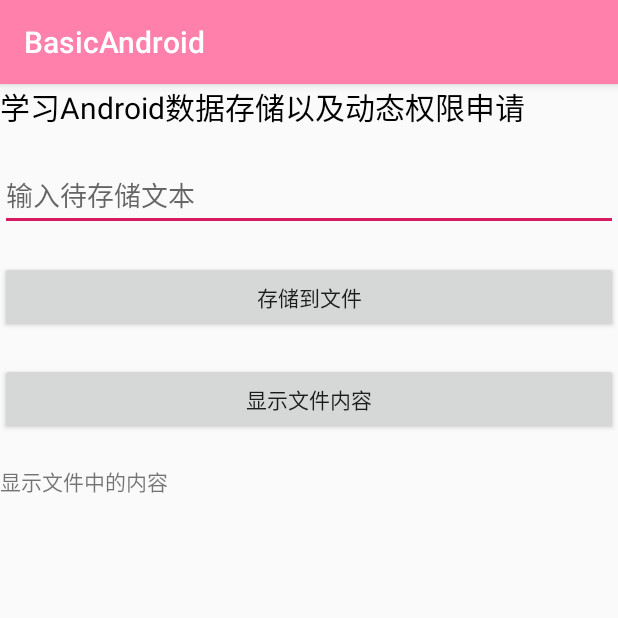
After one commit to Haoqiang-chen/BasicAndroid, an Android app: the StoreActivity screen opened directly, with no data from a screen before it, on a phone screen of 412 x 824 dp, the top half of it. The commit adds this screen. Run offline under Robolectric (Android 15) with nearby library versions, the phone set to English and light mode, and no system bars; pictures from the network do not load.

Commit message:
添加文件存储示例

```diff
--- a/app/src/main/java/cc/aiknow/basicandroid/MainActivity.java
+++ b/app/src/main/java/cc/aiknow/basicandroid/MainActivity.java
@@ -28,6 +28,7 @@ import cc.aiknow.basicandroid.androidrecyclerview.RecyclerActivity;
 import cc.aiknow.basicandroid.androidrecyclerview.RecyclerViewItemClickListener;
 import cc.aiknow.basicandroid.androidretrofit.RetrofitActivity;
 import cc.aiknow.basicandroid.androidservice.ServiceActivity;
+import cc.aiknow.basicandroid.androidstore.StoreActivity;
 import cc.aiknow.basicandroid.androidview.LearnViewActivity;
 
 /**
@@ -84,6 +85,7 @@ public class MainActivity extends AppCompatActivity implements RecyclerViewItemC
             add("RecyclerView");
             add("Retrofit");
             add("AndroidArch");
+            add("AndroidStore");
 
         }};
         itemDataBase = new HashMap<String, Class<?>>(){{
@@ -96,6 +98,7 @@ public class MainActivity extends AppCompatActivity implements RecyclerViewItemC
             put("RecyclerView", RecyclerActivity.class);
             put("Retrofit", RetrofitActivity.class);
             put("AndroidArch", ArchActivity.class);
+            put("AndroidStore", StoreActivity.class);
         }};
     }
 
--- /dev/null
+++ b/app/src/main/java/cc/aiknow/basicandroid/androidstore/StoreActivity.java
@@ -0,0 +1,98 @@
+package cc.aiknow.basicandroid.androidstore;
+
+import androidx.appcompat.app.AppCompatActivity;
+
+import android.os.Bundle;
+import android.view.View;
+import android.widget.Button;
+import android.widget.EditText;
+import android.widget.TextView;
+
+import java.io.FileInputStream;
+import java.io.FileNotFoundException;
+import java.io.FileOutputStream;
+import java.io.InputStreamReader;
+import java.io.OutputStreamWriter;
+
+import cc.aiknow.basicandroid.R;
+
+public class StoreActivity extends AppCompatActivity {
+
+    private EditText sourceText;
+    private Button storeButton, getDataButton;
+    private TextView showDataText;
+    @Override
+    protected void onCreate(Bundle savedInstanceState) {
+        super.onCreate(savedInstanceState);
+        setContentView(R.layout.activity_store);
+        initView();
+        initListener();
+    }
+
+    private void initView() {
+        sourceText = findViewById(R.id.sourceText);
+        storeButton = findViewById(R.id.storeButton);
+        getDataButton = findViewById(R.id.getDataButton);
+        showDataText = findViewById(R.id.showDataText);
+    }
+
+    private void initListener() {
+        storeButton.setOnClickListener(new View.OnClickListener() {
+            @Override
+            public void onClick(View v) {
+                String text;
+                if (sourceText.getText() != null && !sourceText.getText().toString().equals("") ) {
+                    text = sourceText.getText().toString();
+                } else {
+                    text = sourceText.getHint().toString();
+                }
+                saveTextToFile(text);
+            }
+        });
+
+        getDataButton.setOnClickListener(new View.OnClickListener() {
+            @Override
+            public void onClick(View v) {
+                showDataText.setText(getTextFromFile());
+            }
+        });
+
+    }
+
+    private void saveTextToFile(String text) {
+        try {
+            // 打开当前程序包相关联的指定文件名的文件，若不存在则创建
+            FileOutputStream fileOutputStream = openFileOutput("InternalStorage.txt", MODE_APPEND);
+            OutputStreamWriter outputStreamWriter = new OutputStreamWriter(fileOutputStream);
+            outputStreamWriter.append(text);
+            outputStreamWriter.close();
+            outputStreamWriter.flush();
+        } catch (Exception e) {
+            e.printStackTrace();
+        }
+    }
+
+    private String getTextFromFile() {
+        StringBuilder text = new StringBuilder();
+        try {
+            FileInputStream fileInputStream = openFileInput("InternalStorage.txt");
+            InputStreamReader inputStreamReader = new InputStreamReader(fileInputStream);
+            if (inputStreamReader.ready()) {
+                char[] textChar = new char[1024];
+                int charLength = 0;
+                // 将字符读入数组，若无输入字符流则堵塞,返回读入的字符个数，若吴可读的字符则返回1
+                while ((charLength = inputStreamReader.read(textChar)) != -1) {
+                    text.append(new String(textChar, 0, charLength));
+                }
+                inputStreamReader.close();
+            } else {
+                text.append("无数据");
+            }
+        } catch (Exception e) {
+            text.append("无数据");
+            e.printStackTrace();
+        }
+        return text.toString();
+    }
+
+}
--- /dev/null
+++ b/app/src/main/res/layout/activity_store.xml
@@ -0,0 +1,63 @@
+<?xml version="1.0" encoding="utf-8"?>
+<androidx.constraintlayout.widget.ConstraintLayout xmlns:android="http://schemas.android.com/apk/res/android"
+    xmlns:app="http://schemas.android.com/apk/res-auto"
+    xmlns:tools="http://schemas.android.com/tools"
+    android:layout_width="match_parent"
+    android:layout_height="match_parent"
+    tools:context=".androidstore.StoreActivity">
+
+    <TextView
+        android:id="@+id/stroeActivityTitle"
+        android:layout_width="match_parent"
+        android:layout_height="wrap_content"
+        app:layout_constraintTop_toTopOf="parent"
+        app:layout_constraintStart_toStartOf="parent"
+        app:layout_constraintEnd_toEndOf="parent"
+        android:text="学习Android数据存储以及动态权限申请"
+        android:textColor="#000000"
+        android:textSize="20sp"/>
+
+    <EditText
+        android:id="@+id/sourceText"
+        android:layout_width="match_parent"
+        android:layout_height="wrap_content"
+        app:layout_constraintTop_toBottomOf="@id/stroeActivityTitle"
+        app:layout_constraintStart_toStartOf="parent"
+        app:layout_constraintEnd_toEndOf="parent"
+        android:layout_marginTop="20dp"
+        android:hint="输入待存储文本"/>
+
+    <Button
+        android:id="@+id/storeButton"
+        android:layout_width="match_parent"
+        android:layout_height="wrap_content"
+        app:layout_constraintStart_toStartOf="parent"
+        app:layout_constraintEnd_toEndOf="parent"
+        app:layout_constraintTop_toBottomOf="@id/sourceText"
+        android:layout_marginTop="20dp"
+        android:text="存储到文件"/>
+
+    <Button
+        android:id="@+id/getDataButton"
+        android:layout_width="match_parent"
+        android:layout_height="wrap_content"
+        app:layout_constraintStart_toStartOf="parent"
+        app:layout_constraintEnd_toEndOf="parent"
+        app:layout_constraintTop_toBottomOf="@id/storeButton"
+        android:layout_marginTop="20dp"
+        android:text="显示文件内容"
+        android:textAllCaps="false"/>
+
+    <TextView
+        android:id="@+id/showDataText"
+        android:layout_width="match_parent"
+        android:layout_height="wrap_content"
+        app:layout_constraintStart_toStartOf="parent"
+        app:layout_constraintEnd_toEndOf="parent"
+        app:layout_constraintTop_toBottomOf="@id/getDataButton"
+        android:layout_marginTop="20dp"
+        android:text="显示文件中的内容"/>
+
+
+
+</androidx.constraintlayout.widget.ConstraintLayout>
```
Also changed, not shown: app/src/main/AndroidManifest.xml (+5 -3 lines), 2 other files.
